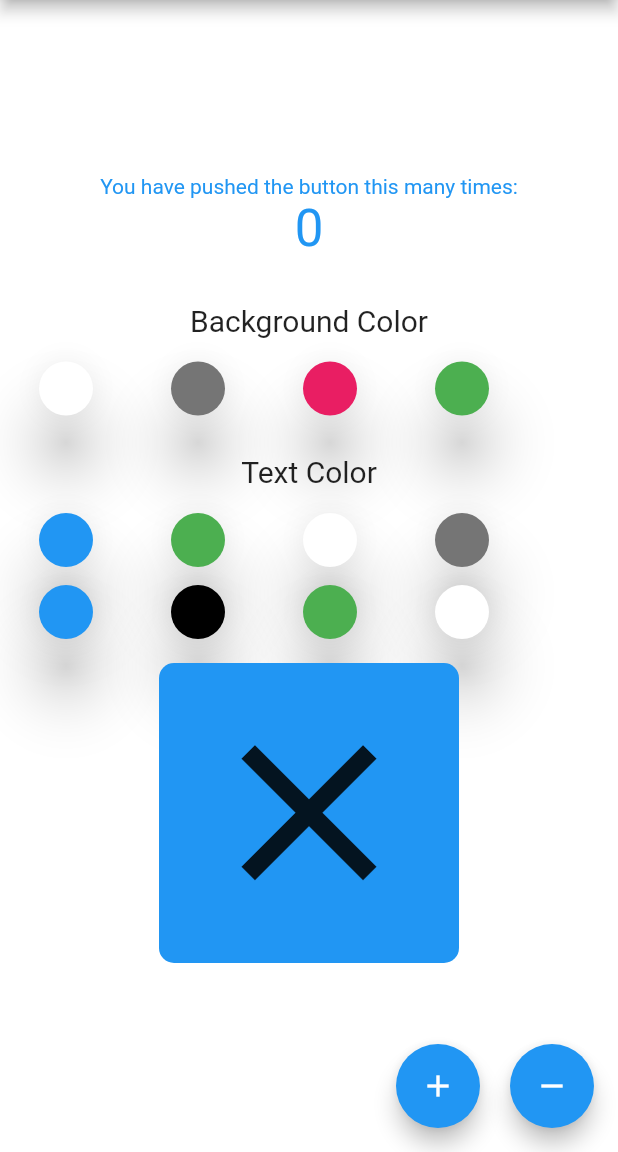
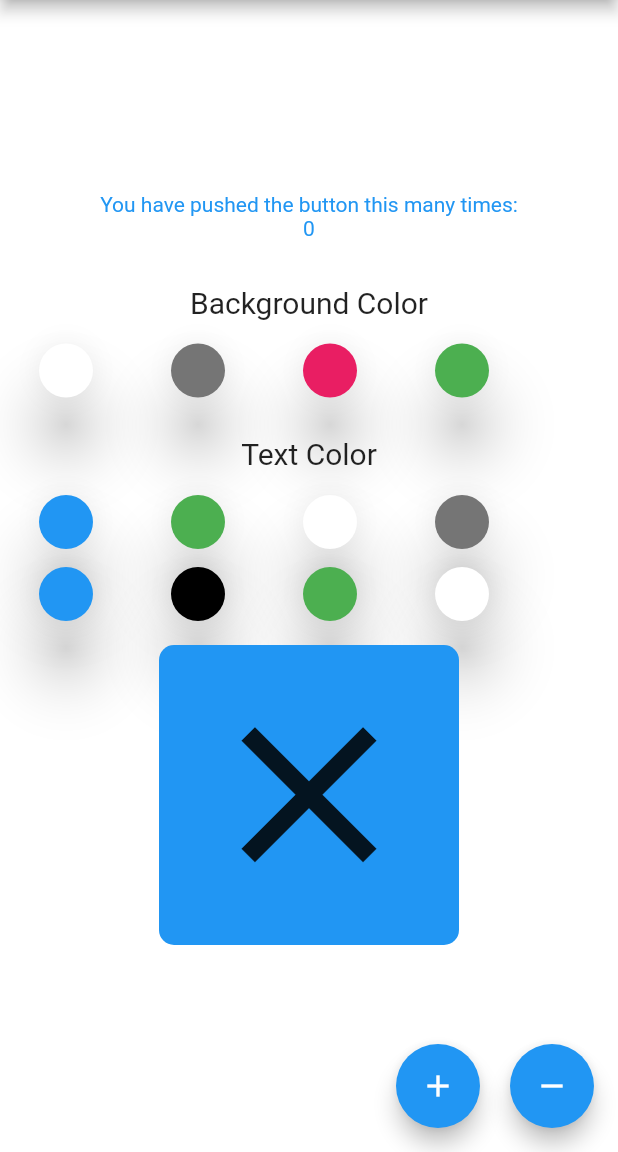
Before and after one commit to AbdeldjalilChougui/bloc_pattern_ex, a Flutter app: the screen it shows after launch, on a phone screen of 412 x 824 dp, the part 84-1236 px from its top. Run offline on Flutter 3.47's test engine with Material 2 defaults, Android fonts, the phone set to English and light mode, and no system bars; our stand-ins replace equatable, flutter_bloc.

Commit message:
commit main

```diff
--- a/lib/main.dart
+++ b/lib/main.dart
@@ -3,6 +3,7 @@ import 'dart:math';
 import 'package:blocpatternex/flutter_bloc+equatable+ui_changes/data_bloc.dart';
 import 'package:blocpatternex/flutter_bloc+equatable+ui_changes/data_event.dart';
 import 'package:blocpatternex/flutter_bloc+equatable+ui_changes/data_state.dart';
+import 'package:blocpatternex/flutter_bloc_blocprovider/second_color_bloc.dart';
 
 import 'our_bloc/background_color/ColorBloc.dart';
 import 'package:blocpatternex/flutter_bloc+equatable+modal/appbar_color_bloc.dart';
@@ -12,7 +13,6 @@ import 'package:blocpatternex/flutter_bloc+equatable+modal/appbar_color_state.da
 import 'our_bloc/background_color/colorevent.dart';
 import 'our_bloc/counter/counter_bloc.dart';
 import 'our_bloc/counter/counter_event.dart';
-import 'file:///C:/Users/Abdeldjalil_Di/Desktop/flutter_projects/myfirstapp2/bloc_pattern_ex/lib/flutter_bloc_blocprovider/second_color_bloc.dart';
 import 'package:flutter/material.dart';
 import 'package:flutter_bloc/flutter_bloc.dart';
 
@@ -100,7 +100,7 @@ class _TestingState extends State<Testing> {
                           ),
                           Text(
                             '${snapshot.data}',
-                            style: Theme.of(context).textTheme.display1.copyWith(
+                            style: TextStyle(
                               color: state.color,
                             ),
                           ),
@@ -289,6 +289,8 @@ class _TestingState extends State<Testing> {
                                   size: 155,
                                 ),
                               );
+                            else
+                              return Container();
                           },
                         ),
                       ),
```
